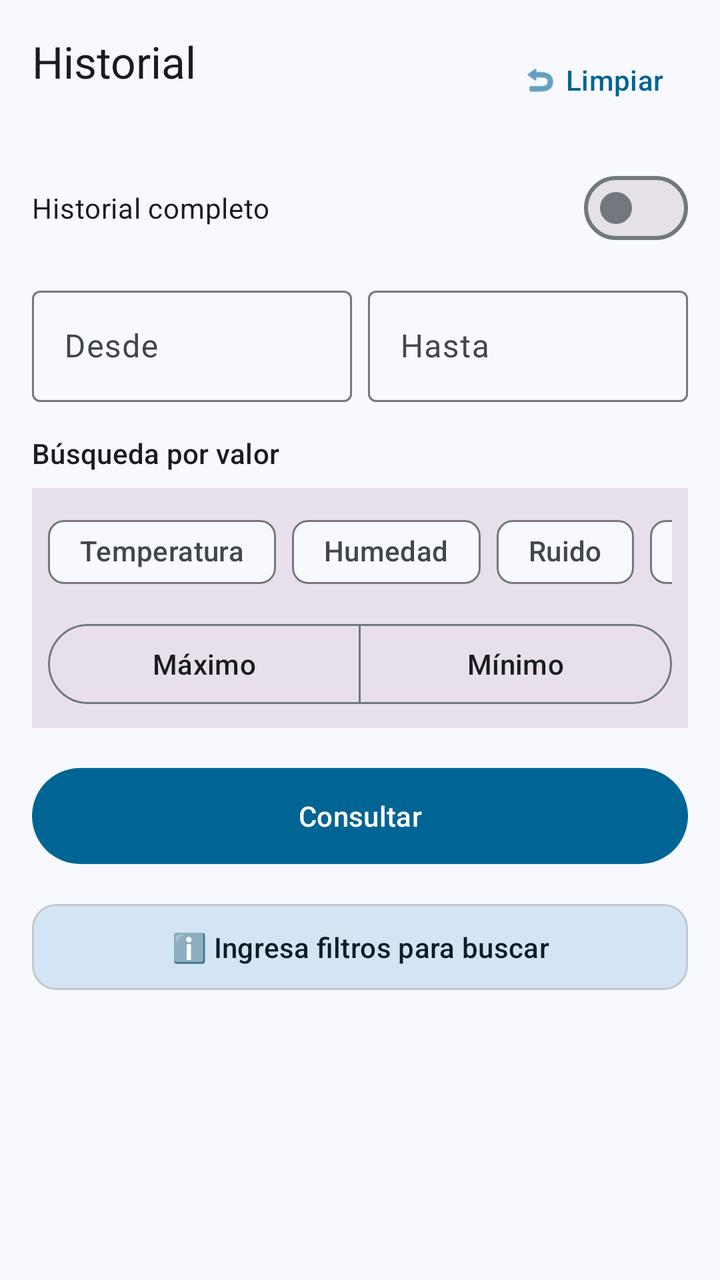
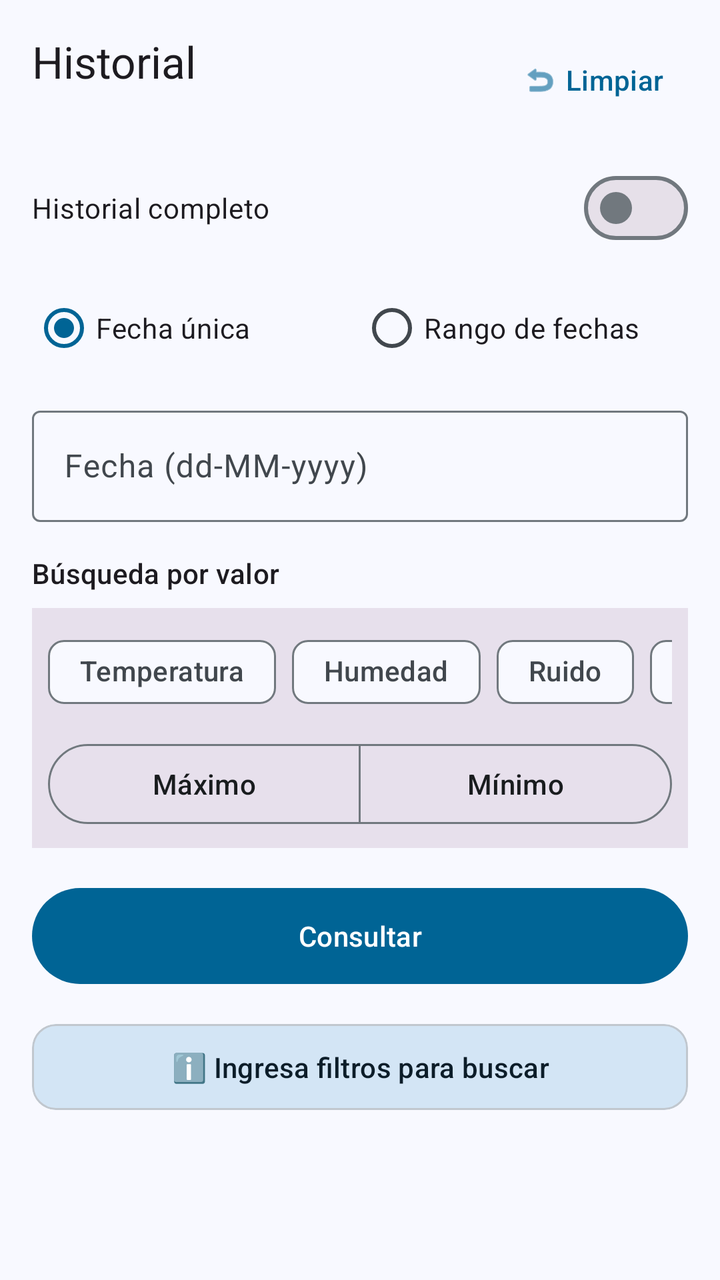

Two renders of the same Android screen: before a commit and after it. Below are the layout's source before the change and the commit's diff.
<!-- AndroidManifest.xml: application theme Theme.EstacionMeteorologica -->
<!-- res/layout/activity_historic_data.xml -->
<?xml version="1.0" encoding="utf-8"?>
<LinearLayout xmlns:android="http://schemas.android.com/apk/res/android"
    xmlns:app="http://schemas.android.com/apk/res-auto"
    android:layout_width="match_parent"
    android:layout_height="match_parent"
    android:orientation="vertical"
    android:background="?attr/colorSurface"
    android:padding="16dp">

    <RelativeLayout
        android:layout_width="match_parent"
        android:layout_height="wrap_content"
        android:layout_marginBottom="16dp">
        <TextView
            android:layout_width="wrap_content"
            android:layout_height="wrap_content"
            android:text="Historial"
            android:textAppearance="@style/TextAppearance.Material3.TitleLarge" />
        <com.google.android.material.button.MaterialButton
            android:id="@+id/btnBorrarFiltros"
            style="@style/Widget.Material3.Button.TextButton"
            android:layout_width="wrap_content"
            android:layout_height="wrap_content"
            android:layout_alignParentEnd="true"
            android:text="Limpiar"
            app:icon="@android:drawable/ic_menu_revert" />
    </RelativeLayout>

    <com.google.android.material.materialswitch.MaterialSwitch
        android:id="@+id/switchTodoHistorial"
        android:layout_width="match_parent"
        android:layout_height="wrap_content"
        android:text="Historial completo"
        android:layout_marginBottom="12dp" />

    <LinearLayout
        android:id="@+id/layoutFiltrosFecha"
        android:layout_width="match_parent"
        android:layout_height="wrap_content"
        android:orientation="horizontal"
        android:layout_marginBottom="16dp">
        <com.google.android.material.textfield.TextInputLayout
            style="@style/Widget.Material3.TextInputLayout.OutlinedBox"
            android:layout_width="0dp"
            android:layout_height="wrap_content"
            android:layout_weight="1"
            android:hint="Desde"
            android:layout_marginEnd="4dp">
            <com.google.android.material.textfield.TextInputEditText
                android:id="@+id/etFechaDesde"
                android:layout_width="match_parent"
                android:layout_height="wrap_content"
                android:inputType="date" />
        </com.google.android.material.textfield.TextInputLayout>
        <com.google.android.material.textfield.TextInputLayout
            style="@style/Widget.Material3.TextInputLayout.OutlinedBox"
            android:layout_width="0dp"
            android:layout_height="wrap_content"
            android:layout_weight="1"
            android:hint="Hasta"
            android:layout_marginStart="4dp">
            <com.google.android.material.textfield.TextInputEditText
                android:id="@+id/etFechaHasta"
                android:layout_width="match_parent"
                android:layout_height="wrap_content"
                android:inputType="date" />
        </com.google.android.material.textfield.TextInputLayout>
    </LinearLayout>

    <TextView
        android:layout_width="wrap_content"
        android:layout_height="wrap_content"
        android:text="Búsqueda por valor"
        android:textAppearance="@style/TextAppearance.Material3.LabelLarge"
        android:layout_marginBottom="8dp" />

    <LinearLayout
        android:layout_width="match_parent"
        android:layout_height="wrap_content"
        android:orientation="vertical"
        android:background="?attr/colorSurfaceVariant"
        android:padding="8dp">

        <HorizontalScrollView
            android:layout_width="match_parent"
            android:layout_height="wrap_content"
            android:scrollbars="none">
            <com.google.android.material.chip.ChipGroup
                android:id="@+id/chipGroupSensores"
                android:layout_width="wrap_content"
                android:layout_height="wrap_content"
                app:singleSelection="true">
                <com.google.android.material.chip.Chip android:id="@+id/chipTemp" style="@style/Widget.Material3.Chip.Filter" android:layout_width="wrap_content" android:layout_height="wrap_content" android:text="Temperatura" />
                <com.google.android.material.chip.Chip android:id="@+id/chipHum" style="@style/Widget.Material3.Chip.Filter" android:layout_width="wrap_content" android:layout_height="wrap_content" android:text="Humedad" />
                <com.google.android.material.chip.Chip android:id="@+id/chipRuido" style="@style/Widget.Material3.Chip.Filter" android:layout_width="wrap_content" android:layout_height="wrap_content" android:text="Ruido" />
                <com.google.android.material.chip.Chip android:id="@+id/chipUV" style="@style/Widget.Material3.Chip.Filter" android:layout_width="wrap_content" android:layout_height="wrap_content" android:text="UV" />
            </com.google.android.material.chip.ChipGroup>
        </HorizontalScrollView>

        <com.google.android.material.button.MaterialButtonToggleGroup
            android:id="@+id/toggleMaxMin"
            android:layout_width="match_parent"
            android:layout_height="wrap_content"
            android:layout_marginTop="8dp"
            app:singleSelection="true">
            <com.google.android.material.button.MaterialButton
                android:id="@+id/btnMax"
                style="@style/Widget.Material3.Button.OutlinedButton"
                android:layout_width="0dp"
                android:layout_height="wrap_content"
                android:layout_weight="1"
                android:text="Máximo" />
            <com.google.android.material.button.MaterialButton
                android:id="@+id/btnMin"
                style="@style/Widget.Material3.Button.OutlinedButton"
                android:layout_width="0dp"
                android:layout_height="wrap_content"
                android:layout_weight="1"
                android:text="Mínimo" />
        </com.google.android.material.button.MaterialButtonToggleGroup>
    </LinearLayout>

    <com.google.android.material.button.MaterialButton
        android:id="@+id/btnConsultar"
        android:layout_width="match_parent"
        android:layout_height="56dp"
        android:text="Consultar"
        android:layout_marginTop="16dp"
        android:layout_marginBottom="16dp" />

    <com.google.android.material.card.MaterialCardView
        android:layout_width="match_parent"
        android:layout_height="wrap_content"
        app:cardBackgroundColor="?attr/colorSecondaryContainer"
        app:cardCornerRadius="12dp"
        app:cardElevation="0dp">
        <TextView
            android:id="@+id/tvEstadoHistorico"
            android:layout_width="match_parent"
            android:layout_height="wrap_content"
            android:text="ℹ️ Ingresa filtros para buscar"
            android:padding="12dp"
            android:gravity="center"
            android:textAppearance="@style/TextAppearance.Material3.LabelLarge"
            android:textColor="?attr/colorOnSecondaryContainer" />
    </com.google.android.material.card.MaterialCardView>

    <androidx.core.widget.NestedScrollView
        android:layout_width="match_parent"
        android:layout_height="match_parent"
        android:layout_marginTop="12dp">
        <LinearLayout
            android:id="@+id/layoutResultados"
            android:layout_width="match_parent"
            android:layout_height="wrap_content"
            android:orientation="vertical" />
    </androidx.core.widget.NestedScrollView>

</LinearLayout>
<!-- resources referenced by this layout -->
<resources>
  <style name="Theme.EstacionMeteorologica" parent="Theme.Material3.DayNight.NoActionBar">
          <item name="colorPrimary">@color/md_theme_primary</item>
          <item name="colorOnPrimary">@color/md_theme_onPrimary</item>
          <item name="colorPrimaryContainer">@color/md_theme_primaryContainer</item>
          <item name="colorOnPrimaryContainer">@color/md_theme_onPrimaryContainer</item>
  
          <item name="colorSecondary">@color/md_theme_secondary</item>
          <item name="colorOnSecondary">@color/md_theme_onSecondary</item>
          <item name="colorSecondaryContainer">@color/md_theme_secondaryContainer</item>
          <item name="colorOnSecondaryContainer">@color/md_theme_onSecondaryContainer</item>
  
          <item name="android:windowBackground">@color/md_theme_surface</item>
          <item name="colorSurface">@color/md_theme_surface</item>
          <item name="colorOnSurface">@color/md_theme_onSurface</item>
          <item name="colorOnSurfaceVariant">@color/md_theme_onSurfaceVariant</item>
          <item name="colorOutline">@color/md_theme_outline</item>
  
          <item name="colorError">@color/md_theme_error</item>
          <item name="colorOnError">@color/md_theme_onError</item>
          <item name="colorOutlineVariant">@color/md_theme_outline_variant</item>
  
      </style>
  <color name="md_theme_primary">#006495</color>
  <color name="md_theme_onPrimary">#FFFFFF</color>
  <color name="md_theme_primaryContainer">#CBE6FF</color>
  <color name="md_theme_onPrimaryContainer">#001E31</color>
  <color name="md_theme_secondary">#50606E</color>
  <color name="md_theme_onSecondary">#FFFFFF</color>
  <color name="md_theme_secondaryContainer">#D3E5F5</color>
  <color name="md_theme_onSecondaryContainer">#0C1D29</color>
  <color name="md_theme_surface">#F8F9FF</color>
  <color name="md_theme_onSurface">#191C1E</color>
  <color name="md_theme_onSurfaceVariant">#41474D</color>
  <color name="md_theme_outline">#71787E</color>
  <color name="md_theme_error">#BA1A1A</color>
  <color name="md_theme_onError">#FFFFFF</color>
  <color name="md_theme_outline_variant">#C1C7CE</color>
</resources>

<!-- the commit's change to res/layout/activity_historic_data.xml (unified diff, before → after) -->
@@ -37,34 +37,81 @@
         android:id="@+id/layoutFiltrosFecha"
         android:layout_width="match_parent"
         android:layout_height="wrap_content"
-        android:orientation="horizontal"
+        android:orientation="vertical"
         android:layout_marginBottom="16dp">
-        <com.google.android.material.textfield.TextInputLayout
-            style="@style/Widget.Material3.TextInputLayout.OutlinedBox"
-            android:layout_width="0dp"
+        
+        <RadioGroup
+            android:id="@+id/radioGroupTipoFecha"
+            android:layout_width="match_parent"
             android:layout_height="wrap_content"
-            android:layout_weight="1"
-            android:hint="Desde"
-            android:layout_marginEnd="4dp">
-            <com.google.android.material.textfield.TextInputEditText
-                android:id="@+id/etFechaDesde"
+            android:orientation="horizontal"
+            android:layout_marginBottom="12dp">
+            <RadioButton
+                android:id="@+id/radioFechaUnica"
+                android:layout_width="0dp"
+                android:layout_height="wrap_content"
+                android:layout_weight="1"
+                android:text="Fecha única"
+                android:checked="true" />
+            <RadioButton
+                android:id="@+id/radioRangoFechas"
+                android:layout_width="0dp"
+                android:layout_height="wrap_content"
+                android:layout_weight="1"
+                android:text="Rango de fechas" />
+        </RadioGroup>
+
+        <LinearLayout
+            android:id="@+id/layoutFechaUnica"
+            android:layout_width="match_parent"
+            android:layout_height="wrap_content"
+            android:orientation="vertical">
+            <com.google.android.material.textfield.TextInputLayout
+                style="@style/Widget.Material3.TextInputLayout.OutlinedBox"
                 android:layout_width="match_parent"
                 android:layout_height="wrap_content"
-                android:inputType="date" />
-        </com.google.android.material.textfield.TextInputLayout>
-        <com.google.android.material.textfield.TextInputLayout
-            style="@style/Widget.Material3.TextInputLayout.OutlinedBox"
-            android:layout_width="0dp"
+                android:hint="Fecha (dd-MM-yyyy)">
+                <com.google.android.material.textfield.TextInputEditText
+                    android:id="@+id/etFechaUnica"
+                    android:layout_width="match_parent"
+                    android:layout_height="wrap_content"
+                    android:inputType="date" />
+            </com.google.android.material.textfield.TextInputLayout>
+        </LinearLayout>
+
+        <LinearLayout
+            android:id="@+id/layoutRangoFechas"
+            android:layout_width="match_parent"
             android:layout_height="wrap_content"
-            android:layout_weight="1"
-            android:hint="Hasta"
-            android:layout_marginStart="4dp">
-            <com.google.android.material.textfield.TextInputEditText
-                android:id="@+id/etFechaHasta"
-                android:layout_width="match_parent"
+            android:orientation="horizontal"
+            android:visibility="gone">
+            <com.google.android.material.textfield.TextInputLayout
+                style="@style/Widget.Material3.TextInputLayout.OutlinedBox"
+                android:layout_width="0dp"
                 android:layout_height="wrap_content"
-                android:inputType="date" />
-        </com.google.android.material.textfield.TextInputLayout>
+                android:layout_weight="1"
+                android:hint="Desde"
+                android:layout_marginEnd="4dp">
+                <com.google.android.material.textfield.TextInputEditText
+                    android:id="@+id/etFechaDesde"
+                    android:layout_width="match_parent"
+                    android:layout_height="wrap_content"
+                    android:inputType="date" />
+            </com.google.android.material.textfield.TextInputLayout>
+            <com.google.android.material.textfield.TextInputLayout
+                style="@style/Widget.Material3.TextInputLayout.OutlinedBox"
+                android:layout_width="0dp"
+                android:layout_height="wrap_content"
+                android:layout_weight="1"
+                android:hint="Hasta"
+                android:layout_marginStart="4dp">
+                <com.google.android.material.textfield.TextInputEditText
+                    android:id="@+id/etFechaHasta"
+                    android:layout_width="match_parent"
+                    android:layout_height="wrap_content"
+                    android:inputType="date" />
+            </com.google.android.material.textfield.TextInputLayout>
+        </LinearLayout>
     </LinearLayout>
 
     <TextView
@@ -145,15 +192,4 @@
             android:textColor="?attr/colorOnSecondaryContainer" />
     </com.google.android.material.card.MaterialCardView>
 
-    <androidx.core.widget.NestedScrollView
-        android:layout_width="match_parent"
-        android:layout_height="match_parent"
-        android:layout_marginTop="12dp">
-        <LinearLayout
-            android:id="@+id/layoutResultados"
-            android:layout_width="match_parent"
-            android:layout_height="wrap_content"
-            android:orientation="vertical" />
-    </androidx.core.widget.NestedScrollView>
-
 </LinearLayout>
